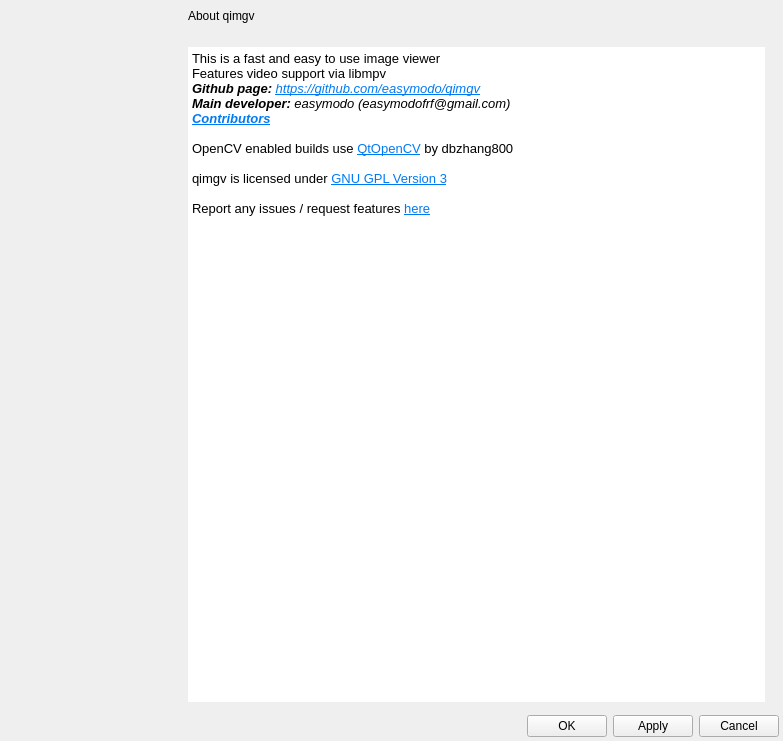
Before: the Qt Designer form qimgv/gui/dialogs/settingsdialog.ui in DropGuard/ImPulse, drawn with Qt 5.
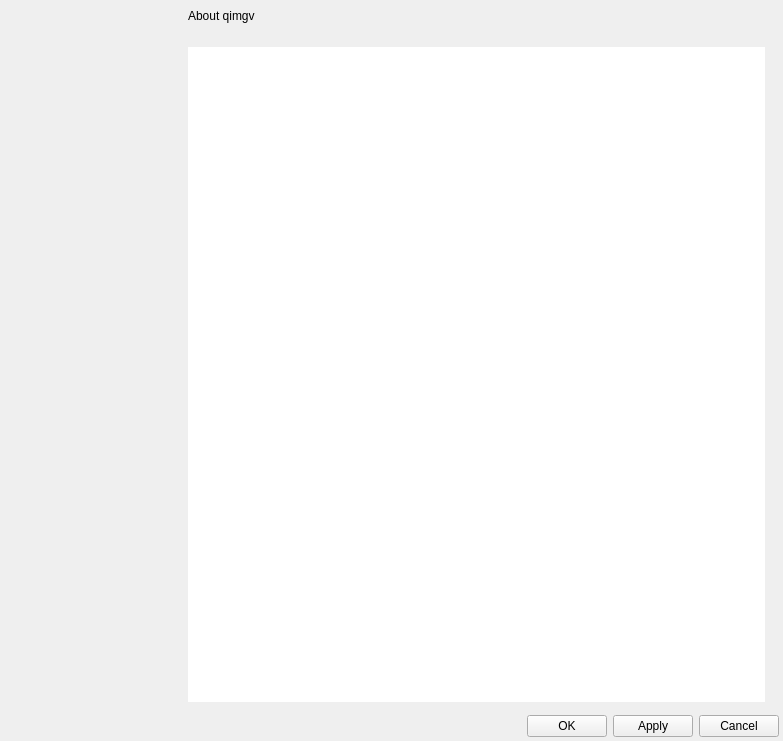
After: the same form once the commit is applied. The open tabs and pages were chosen to show the change. Custom widgets are drawn as their Qt base class.

Commit message: the about page answers for ImPulse, not for qimgv

```diff
--- a/qimgv/gui/dialogs/settingsdialog.ui
+++ b/qimgv/gui/dialogs/settingsdialog.ui
@@ -4861,26 +4861,6 @@
                  <property name="horizontalScrollBarPolicy">
                   <enum>Qt::ScrollBarAlwaysOff</enum>
                  </property>
-                 <property name="html">
-                  <string>&lt;!DOCTYPE HTML PUBLIC &quot;-//W3C//DTD HTML 4.0//EN&quot; &quot;http://www.w3.org/TR/REC-html40/strict.dtd&quot;&gt;
-&lt;html&gt;&lt;head&gt;&lt;meta name=&quot;qrichtext&quot; content=&quot;1&quot; /&gt;&lt;meta charset=&quot;utf-8&quot; /&gt;&lt;style type=&quot;text/css&quot;&gt;
-p, li { white-space: pre-wrap; }
-hr { height: 1px; border-width: 0; }
-li.unchecked::marker { content: &quot;\2610&quot;; }
-li.checked::marker { content: &quot;\2612&quot;; }
-&lt;/style&gt;&lt;/head&gt;&lt;body style=&quot; font-family:'Noto Sans'; font-size:11pt; font-weight:400; font-style:normal;&quot;&gt;
-&lt;p style=&quot; margin-top:0px; margin-bottom:0px; margin-left:0px; margin-right:0px; -qt-block-indent:0; text-indent:0px;&quot;&gt;&lt;span style=&quot; font-family:'MS Shell Dlg 2'; font-size:10pt;&quot;&gt;This is a fast and easy to use image viewer&lt;/span&gt;&lt;/p&gt;
-&lt;p style=&quot; margin-top:0px; margin-bottom:0px; margin-left:0px; margin-right:0px; -qt-block-indent:0; text-indent:0px;&quot;&gt;&lt;span style=&quot; font-family:'MS Shell Dlg 2'; font-size:10pt;&quot;&gt;Features video support via libmpv&lt;/span&gt;&lt;/p&gt;
-&lt;p style=&quot; margin-top:0px; margin-bottom:0px; margin-left:0px; margin-right:0px; -qt-block-indent:0; text-indent:0px;&quot;&gt;&lt;span style=&quot; font-family:'MS Shell Dlg 2'; font-size:10pt; font-weight:600; font-style:italic;&quot;&gt;Github page:&lt;/span&gt;&lt;span style=&quot; font-family:'MS Shell Dlg 2'; font-size:10pt; font-style:italic;&quot;&gt; &lt;/span&gt;&lt;a href=&quot;https://github.com/easymodo/qimgv&quot;&gt;&lt;span style=&quot; font-family:'MS Shell Dlg 2'; font-size:10pt; font-style:italic; text-decoration: underline; color:#007af4;&quot;&gt;https://github.com/easymodo/qimgv&lt;/span&gt;&lt;/a&gt;&lt;/p&gt;
-&lt;p style=&quot; margin-top:0px; margin-bottom:0px; margin-left:0px; margin-right:0px; -qt-block-indent:0; text-indent:0px;&quot;&gt;&lt;span style=&quot; font-family:'MS Shell Dlg 2'; font-size:10pt; font-weight:600; font-style:italic;&quot;&gt;Main developer:&lt;/span&gt;&lt;span style=&quot; font-family:'MS Shell Dlg 2'; font-size:10pt; font-style:italic;&quot;&gt; easymodo (easymodofrf@gmail.com)&lt;/span&gt;&lt;/p&gt;
-&lt;p style=&quot; margin-top:0px; margin-bottom:0px; margin-left:0px; margin-right:0px; -qt-block-indent:0; text-indent:0px;&quot;&gt;&lt;a href=&quot;https://github.com/easymodo/qimgv/graphs/contributors&quot;&gt;&lt;span style=&quot; font-family:'MS Shell Dlg 2'; font-size:10pt; font-weight:600; font-style:italic; text-decoration: underline; color:#007af4;&quot;&gt;Contributors&lt;/span&gt;&lt;/a&gt;&lt;/p&gt;
-&lt;p style=&quot;-qt-paragraph-type:empty; margin-top:0px; margin-bottom:0px; margin-left:0px; margin-right:0px; -qt-block-indent:0; text-indent:0px; font-family:'MS Shell Dlg 2'; font-size:10pt; font-weight:600; font-style:italic; text-decoration: underline; color:#007af4;&quot;&gt;&lt;br /&gt;&lt;/p&gt;
-&lt;p style=&quot; margin-top:0px; margin-bottom:0px; margin-left:0px; margin-right:0px; -qt-block-indent:0; text-indent:0px;&quot;&gt;&lt;span style=&quot; font-family:'MS Shell Dlg 2'; font-size:10pt;&quot;&gt;OpenCV enabled builds use &lt;/span&gt;&lt;a href=&quot;https://github.com/dbzhang800/QtOpenCV&quot;&gt;&lt;span style=&quot; font-family:'Ubuntu'; font-size:10pt; text-decoration: underline; color:#007af4;&quot;&gt;QtOpenCV&lt;/span&gt;&lt;/a&gt;&lt;span style=&quot; font-family:'MS Shell Dlg 2'; font-size:10pt;&quot;&gt; by dbzhang800&lt;/span&gt;&lt;/p&gt;
-&lt;p style=&quot;-qt-paragraph-type:empty; margin-top:0px; margin-bottom:0px; margin-left:0px; margin-right:0px; -qt-block-indent:0; text-indent:0px; font-family:'MS Shell Dlg 2'; font-size:10pt; font-weight:600; font-style:italic; text-decoration: underline; color:#007af4;&quot;&gt;&lt;br /&gt;&lt;/p&gt;
-&lt;p style=&quot; margin-top:0px; margin-bottom:0px; margin-left:0px; margin-right:0px; -qt-block-indent:0; text-indent:0px;&quot;&gt;&lt;span style=&quot; font-family:'MS Shell Dlg 2'; font-size:10pt;&quot;&gt;qimgv is licensed under &lt;/span&gt;&lt;a href=&quot;https://www.gnu.org/licenses/gpl-3.0.en.html&quot;&gt;&lt;span style=&quot; font-family:'Droid Sans'; font-size:10pt; text-decoration: underline; color:#007af4;&quot;&gt;GNU GPL Version 3&lt;/span&gt;&lt;/a&gt;&lt;/p&gt;
-&lt;p style=&quot;-qt-paragraph-type:empty; margin-top:0px; margin-bottom:0px; margin-left:0px; margin-right:0px; -qt-block-indent:0; text-indent:0px; font-family:'MS Shell Dlg 2'; font-size:10pt;&quot;&gt;&lt;br /&gt;&lt;/p&gt;
-&lt;p style=&quot; margin-top:0px; margin-bottom:0px; margin-left:0px; margin-right:0px; -qt-block-indent:0; text-indent:0px;&quot;&gt;&lt;span style=&quot; font-family:'MS Shell Dlg 2'; font-size:10pt;&quot;&gt;Report any issues / request features &lt;/span&gt;&lt;a href=&quot;https://github.com/easymodo/qimgv/issues&quot;&gt;&lt;span style=&quot; font-family:'Droid Sans'; font-size:10pt; text-decoration: underline; color:#007af4;&quot;&gt;here&lt;/span&gt;&lt;/a&gt;&lt;/p&gt;&lt;/body&gt;&lt;/html&gt;</string>
-                 </property>
                  <property name="acceptRichText">
                   <bool>true</bool>
                  </property>
```
The commit also changes 1 other file.
